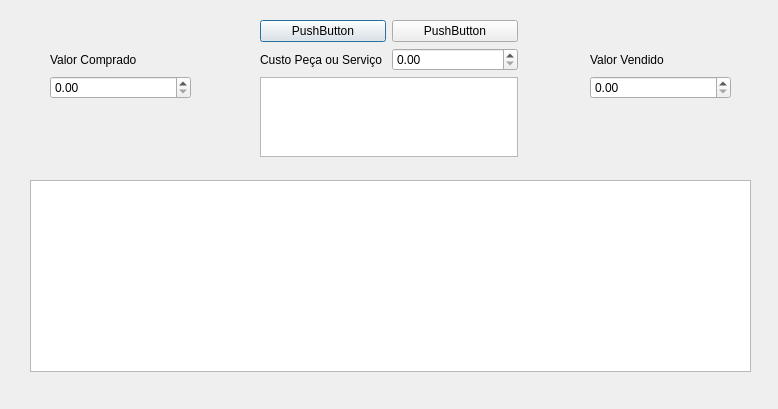
Old version of the form carregistriesdialog.ui in the repository walter-agostinho/Vehicle_Searching.
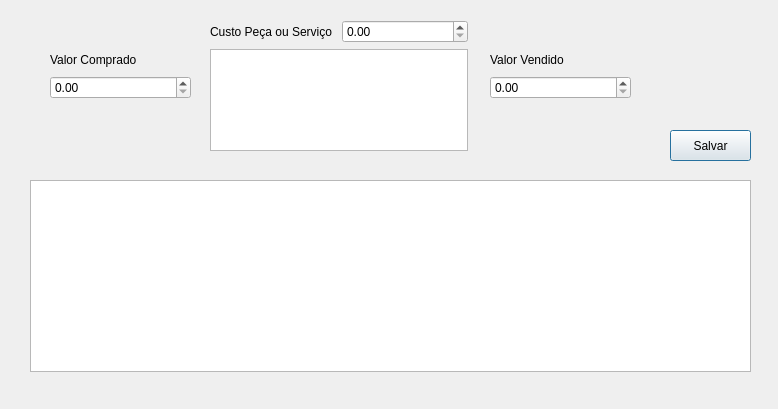
New version of the form.

Commit message: GetVehicleInfo for new Dialog

```diff
--- a/carregistriesdialog.ui
+++ b/carregistriesdialog.ui
@@ -23,7 +23,7 @@
     </rect>
    </property>
   </widget>
-  <widget class="QWidget" name="">
+  <widget class="QWidget" name="layoutWidget">
    <property name="geometry">
     <rect>
      <x>50</x>
@@ -45,33 +45,18 @@
     </item>
    </layout>
   </widget>
-  <widget class="QWidget" name="">
+  <widget class="QWidget" name="layoutWidget">
    <property name="geometry">
     <rect>
-     <x>260</x>
+     <x>210</x>
      <y>20</y>
      <width>258</width>
-     <height>137</height>
+     <height>131</height>
     </rect>
    </property>
    <layout class="QVBoxLayout" name="verticalLayout_3">
     <item>
-     <layout class="QHBoxLayout" name="horizontalLayout_2">
-      <item>
-       <widget class="QPushButton" name="pushButton">
-        <property name="text">
-         <string>PushButton</string>
-        </property>
-       </widget>
-      </item>
-      <item>
-       <widget class="QPushButton" name="pushButton_2">
-        <property name="text">
-         <string>PushButton</string>
-        </property>
-       </widget>
-      </item>
-     </layout>
+     <layout class="QHBoxLayout" name="horizontalLayout_2"/>
     </item>
     <item>
      <layout class="QHBoxLayout" name="horizontalLayout">
@@ -92,10 +77,10 @@
     </item>
    </layout>
   </widget>
-  <widget class="QWidget" name="">
+  <widget class="QWidget" name="layoutWidget">
    <property name="geometry">
     <rect>
-     <x>590</x>
+     <x>490</x>
      <y>50</y>
      <width>141</width>
      <height>49</height>
@@ -114,6 +99,19 @@
     </item>
    </layout>
   </widget>
+  <widget class="QPushButton" name="saveButton">
+   <property name="geometry">
+    <rect>
+     <x>670</x>
+     <y>130</y>
+     <width>81</width>
+     <height>31</height>
+    </rect>
+   </property>
+   <property name="text">
+    <string>Salvar</string>
+   </property>
+  </widget>
  </widget>
  <resources/>
  <connections/>
```
Left out of the diff: 10 changed lines with no effect on the pictures. The commit also changes 7 other files.
